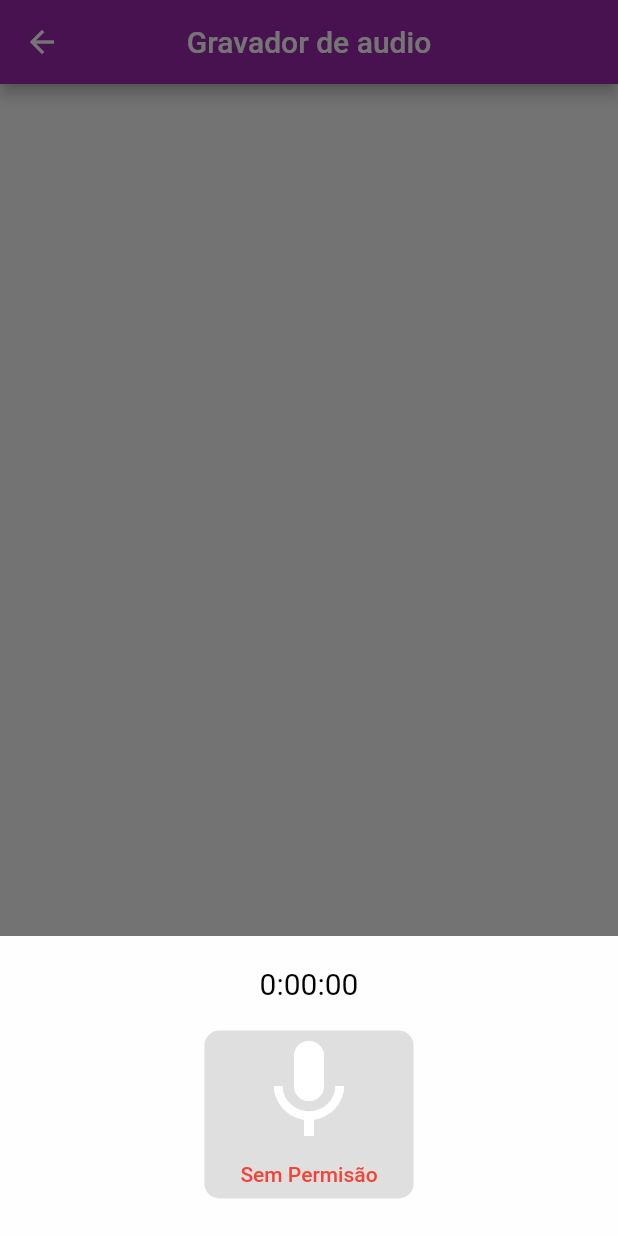
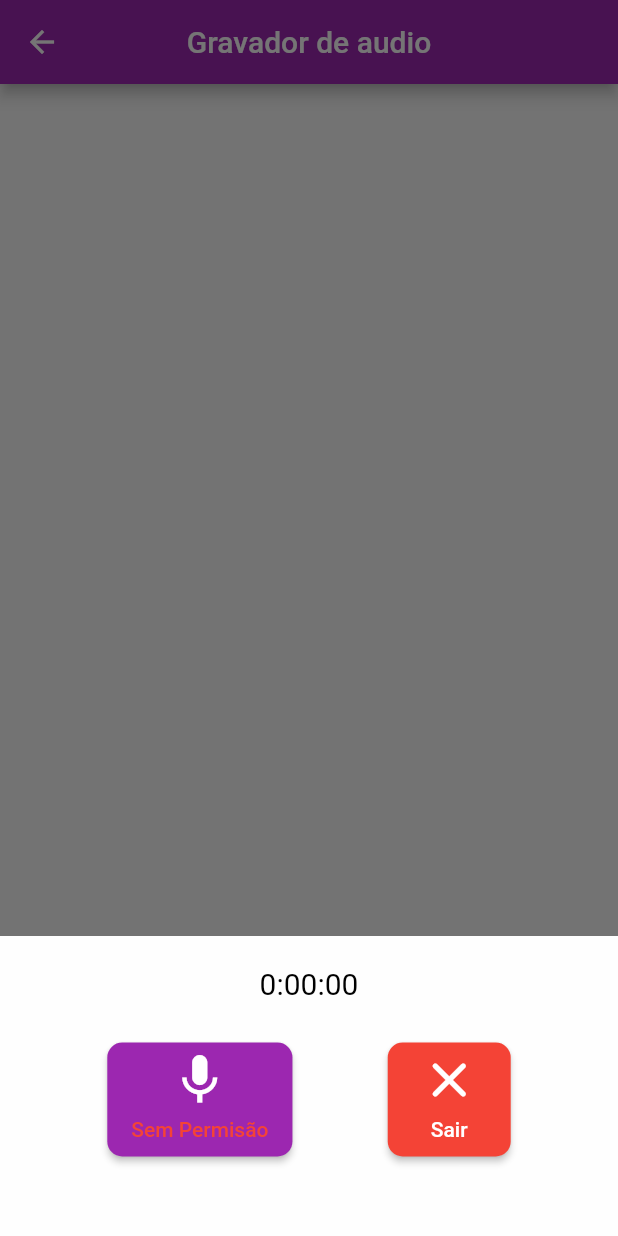
Before and after one commit to AndersonD-art/my_notes, a Flutter app: the HomeRecordScreen screen opened directly, after a tap on the "mic" icon, on a phone screen of 412 x 824 dp. Run offline on Flutter 3.47's test engine with Material 2 defaults, Android fonts, the phone set to English and light mode, and no system bars; our stand-ins replace audioplayers, fluttertoast, permission_handler, share, sqflite; missing offline and left inert: flutter_audio_recorder; accounts and stored records are empty; statements that could not run were skipped.

Commit message:
Correct error of showModalBottomSheet to not leave when it is in recording when clicking outside it

```diff
--- a/lib/app/screens/audio_record/home_record_screens.dart
+++ b/lib/app/screens/audio_record/home_record_screens.dart
@@ -107,6 +107,7 @@ class _HomeRecordScreenState extends State<HomeRecordScreen> {
 
   void show(BuildContext context) {
     showModalBottomSheet<void>(
+      isDismissible: false,
       context: context,
       builder: (BuildContext context) {
         return Container(
--- a/lib/app/screens/audio_record/recorder_screens.dart
+++ b/lib/app/screens/audio_record/recorder_screens.dart
@@ -67,32 +67,34 @@ class _RecordScreenState extends State<RecordScreen> {
               height: 20,
             ),
             stop.value == false
-                ? ElevatedButton(
+                ? Padding(
+                    padding: const EdgeInsets.all(8.0),
+                    child: Row(
+                      mainAxisAlignment: MainAxisAlignment.spaceEvenly,
+                      children: [
+                        ElevatedButton(
                           style: ElevatedButton.styleFrom(
                             shape: RoundedRectangleBorder(
                               borderRadius: BorderRadius.circular(10),
                             ),
-                      primary: Colors.orange,
+                            primary: Colors.purple,
                           ),
-                    onPressed: _permission
-                        ? () async {
+                          onPressed: () async {
                             await _onRecordButtonPressed();
-                            setState(() {});
-                          }
-                        : null,
+                          },
                           child: Column(
                             children: [
                               Container(
-                          width: 80,
-                          height: 80,
+                                width: 50,
+                                height: 50,
                                 child: Icon(
                                   _recordIcon,
                                   color: Colors.white,
-                            size: 80,
+                                  size: 40,
                                 ),
                               ),
                               Padding(
-                          padding: const EdgeInsets.all(8.0),
+                                padding: const EdgeInsets.only(bottom: 10),
                                 child: _permission
                                     ? Text(
                                         "Gravar",
@@ -102,7 +104,39 @@ class _RecordScreenState extends State<RecordScreen> {
                                         "Sem Permisão",
                                         style: TextStyle(color: Colors.red),
                                       ),
-                        )
+                              ),
+                            ],
+                          ),
+                        ),
+                        ElevatedButton(
+                          style: ElevatedButton.styleFrom(
+                            shape: RoundedRectangleBorder(
+                              borderRadius: BorderRadius.circular(10),
+                            ),
+                            primary: Colors.red,
+                          ),
+                          onPressed: () => Navigator.pop(context),
+                          child: Column(
+                            children: [
+                              Container(
+                                width: 50,
+                                height: 50,
+                                child: Icon(
+                                  Icons.close_rounded,
+                                  color: Colors.white,
+                                  size: 40,
+                                ),
+                              ),
+                              Padding(
+                                padding: const EdgeInsets.only(bottom: 10),
+                                child: Text(
+                                  "Sair",
+                                  style: TextStyle(color: Colors.white),
+                                ),
+                              ),
+                            ],
+                          ),
+                        ),
                       ],
                     ),
                   )
@@ -120,15 +154,14 @@ class _RecordScreenState extends State<RecordScreen> {
                           ),
                           onPressed: () async {
                             await _onRecordButtonPressed();
-                            setState(() {});
                           },
                           child: Container(
-                            width: 80,
-                            height: 80,
+                            width: 50,
+                            height: 50,
                             child: Icon(
                               _recordIcon,
                               color: Colors.white,
-                              size: 50,
+                              size: 40,
                             ),
                           ),
                         ),
@@ -144,12 +177,12 @@ class _RecordScreenState extends State<RecordScreen> {
                                   ? _stop
                                   : null,
                           child: Container(
-                            width: 80,
-                            height: 80,
+                            width: 50,
+                            height: 50,
                             child: Icon(
                               Icons.stop,
                               color: Colors.white,
-                              size: 50,
+                              size: 40,
                             ),
                           ),
                         ),
```
Lines whose indentation alone changed are shown as unchanged.
